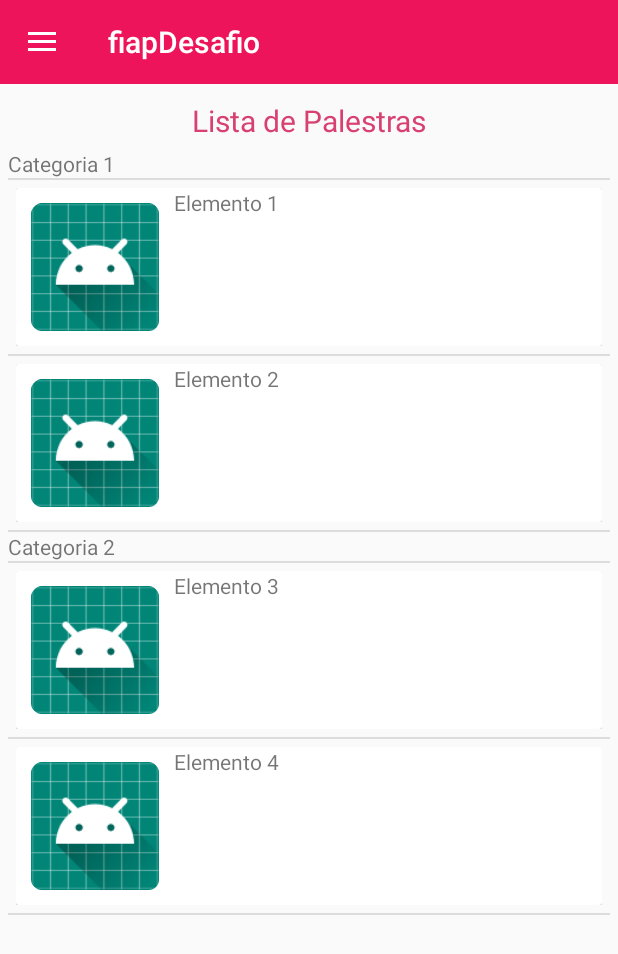
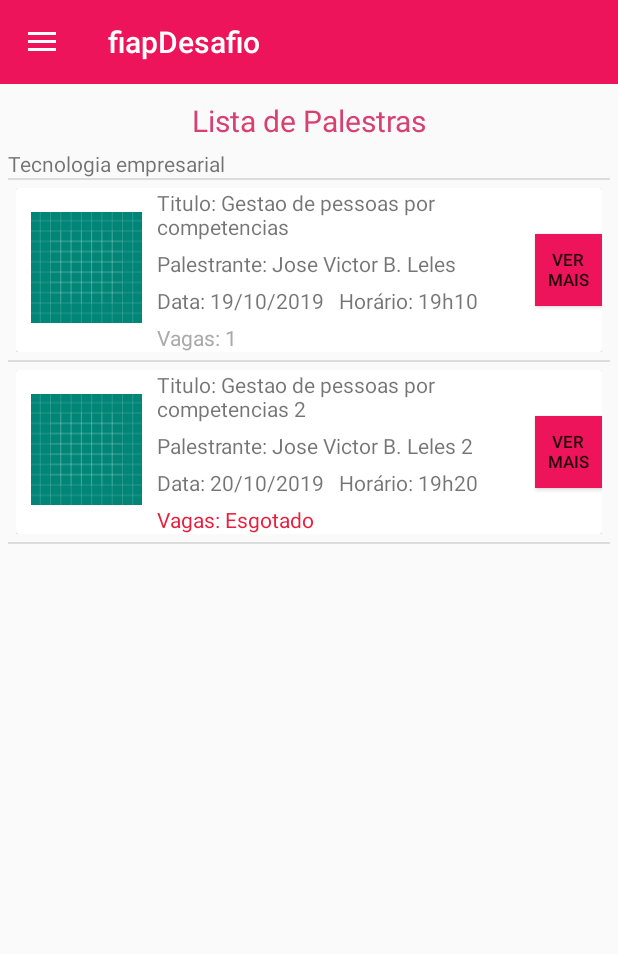
Before and after one commit to jose-leles/desafio-palestras, an Android app: the screen it shows after launch (MainActivity), on a phone screen of 412 x 824 dp. Shown: the top 954 px of the screen. Run offline under Robolectric (Android 15) with nearby library versions, the phone set to English and light mode, and no system bars; our stand-ins replace Picasso; pictures from the network do not load.

Commit message:
modelo de item de palestras concluido, comecando fragment detalhes

```diff
--- a/mobile/fiapDesafio/app/src/main/java/br/com/joseleles/fiapdesafio/views/activities/MainActivity.java
+++ b/mobile/fiapDesafio/app/src/main/java/br/com/joseleles/fiapdesafio/views/activities/MainActivity.java
@@ -71,21 +71,21 @@ public class MainActivity extends AppCompatActivity {
 
         if(navigationRecolhivel !=null && navigationRecolhivel.getMenu() !=null){
 
-//            Menu todosGrupos = navigationRecolhivel.getMenu();
-//            for(int i=0; i<todosGrupos.size();i++){
-//                if(todosGrupos.getItem(i).getItemId() == R.id.group_categorias){
-//                    SubMenu subMenu = todosGrupos.getItem(i).getSubMenu();
-//                    subMenu.clear();
-//                    for(int c=0; c<listaDoMenuDireito.size(); c++){
-//                        final Categoria categoria = listaDoMenuDireito.get(c);
-//                        subMenu.add(categoria.getDescricao());
-//                        subMenu.getItem(c).setOnMenuItemClickListener(item -> {
-//                            Log.i("DEBUG_CATEGORIA_SLCND",categoria.getDescricao());
-//                            return false;
-//                        });
-//                    }
-//                }
-//            }
+            Menu todosGrupos = navigationRecolhivel.getMenu();
+            for(int i=0; i<todosGrupos.size();i++){
+                if(todosGrupos.getItem(i).getItemId() == R.id.group_categorias){
+                    SubMenu subMenu = todosGrupos.getItem(i).getSubMenu();
+                    subMenu.clear();
+                    for(int c=0; c<listaDoMenuDireito.size(); c++){
+                        final Categoria categoria = listaDoMenuDireito.get(c);
+                        subMenu.add(categoria.getDescricao());
+                        subMenu.getItem(c).setOnMenuItemClickListener(item -> {
+                            Log.i("DEBUG_CATEGORIA_SLCND",categoria.getDescricao());
+                            return false;
+                        });
+                    }
+                }
+            }
 
         }
 
--- a/mobile/fiapDesafio/app/src/main/java/br/com/joseleles/fiapdesafio/views/adapters/AdaperPalestras.java
+++ b/mobile/fiapDesafio/app/src/main/java/br/com/joseleles/fiapdesafio/views/adapters/AdaperPalestras.java
@@ -1,12 +1,17 @@
 package br.com.joseleles.fiapdesafio.views.adapters;
 
 import android.content.Context;
+import android.net.Uri;
+import android.support.annotation.NonNull;
 import android.support.v7.widget.RecyclerView;
 import android.view.LayoutInflater;
 import android.view.View;
 import android.view.ViewGroup;
+import android.widget.Button;
+import android.widget.ImageView;
 import android.widget.TextView;
-import android.widget.Toast;
+
+import com.squareup.picasso.Picasso;
 
 import java.util.ArrayList;
 import java.util.List;
@@ -20,45 +25,55 @@ public class AdaperPalestras extends RecyclerView.Adapter<AdaperPalestras.Palest
     private DelegateAdapterOnItemClick<Palestra> onItemClicked;
     private List<Palestra> base;
 
-    public void add(Palestra s,int position) {
-        position = position == -1 ? getItemCount()  : position;
-        base.add(position,s);
-        notifyItemInserted(position);
-    }
+    public static class PalestraViewHolder extends RecyclerView.ViewHolder {
+        public final ImageView imagemPalestra;
+        public final TextView titulo,data,hora,vagas,palestrante;
+        public final Button verMais;
 
-    public void remove(int position){
-        if (position < getItemCount()  ) {
-            base.remove(position);
-            notifyItemRemoved(position);
-        }
-    }
-
-    public static class PalestraViewHolder extends RecyclerView.ViewHolder {
-        public final TextView title;
 
         public PalestraViewHolder(View view) {
             super(view);
-            title = (TextView) view.findViewById(R.id.titulo_palestra);
+            imagemPalestra = view.findViewById(R.id.imagem_palestra);
+            titulo = view.findViewById(R.id.titulo_palestra);
+            data = view.findViewById(R.id.data_palestra);
+            hora = view.findViewById(R.id.hora_palestra);
+            vagas = view.findViewById(R.id.vagas_palestra);
+            palestrante = view.findViewById(R.id.palestrante_palestra);
+
+            verMais = view.findViewById(R.id.btn_vermais);
         }
     }
 
     public AdaperPalestras(Context context, List<Palestra> data, DelegateAdapterOnItemClick<Palestra> onItemClick) {
         this.context = context;
         this.onItemClicked = onItemClick;
-        if (data != null)
-            base = new ArrayList<Palestra>(data);
-        else base = new ArrayList<>();
+        base = (data != null)? new ArrayList<>(data) : new ArrayList<>();
     }
 
-    public PalestraViewHolder onCreateViewHolder(ViewGroup parent, int viewType) {
+    public PalestraViewHolder onCreateViewHolder(@NonNull ViewGroup parent, int viewType) {
         final View view = LayoutInflater.from(context).inflate(R.layout.palestra_item, parent, false);
         return new PalestraViewHolder(view);
     }
 
     @Override
-    public void onBindViewHolder(PalestraViewHolder holder, final int position) {
-        holder.title.setText(base.get(position).getTitulo());
-        holder.title.setOnClickListener(view -> {
+    public void onBindViewHolder(@NonNull PalestraViewHolder holder, final int position) {
+        Palestra p = base.get(position);
+        Picasso.with(context).load(Uri.parse(""+p.getImagem()))
+                .error(R.drawable.ic_launcher_background)
+                .into(holder.imagemPalestra);
+        holder.titulo.setText(String.format("Titulo: %s", p.getTitulo()));
+        holder.palestrante.setText(String.format("Palestrante: %s", p.getPalestrante()));
+        holder.data.setText(String.format("Data: %s", p.getData()));
+        holder.hora.setText(String.format("Horário: %s", p.getHora()));
+        if(p.getQtdVagasDisponiveis()==0){
+            holder.vagas.setTextColor(context.getResources().getColor(R.color.vermelho));
+            holder.vagas.setText(context.getString(R.string.vagas_estotadas));
+        }else{
+            holder.vagas.setTextColor(context.getResources().getColor(android.R.color.darker_gray));
+            holder.vagas.setText(String.format("Vagas: %s",p.getQtdVagasDisponiveis()));
+
+        }
+        holder.verMais.setOnClickListener(view -> {
             onItemClicked.onItemClicked(base.get(position), position);
         });
 
--- /dev/null
+++ b/mobile/fiapDesafio/app/src/main/java/br/com/joseleles/fiapdesafio/views/fragments/BundleTags.java
@@ -0,0 +1,13 @@
+package br.com.joseleles.fiapdesafio.views.fragments;
+
+import android.support.annotation.StringDef;
+
+import java.lang.annotation.Retention;
+import java.lang.annotation.RetentionPolicy;
+import static br.com.joseleles.fiapdesafio.views.fragments.BundleTags.*;
+
+@Retention(RetentionPolicy.SOURCE)
+@StringDef({PALESTRA_DETALHES})
+public @interface BundleTags {
+    String PALESTRA_DETALHES = "PALESTRA_DETALHES";
+}
--- /dev/null
+++ b/mobile/fiapDesafio/app/src/main/java/br/com/joseleles/fiapdesafio/views/fragments/FragmentDetalhes.java
@@ -0,0 +1,57 @@
+package br.com.joseleles.fiapdesafio.views.fragments;
+
+import android.os.Bundle;
+import android.support.annotation.NonNull;
+import android.support.annotation.Nullable;
+import android.support.v7.widget.DividerItemDecoration;
+import android.support.v7.widget.LinearLayoutManager;
+import android.support.v7.widget.RecyclerView;
+import android.view.LayoutInflater;
+import android.view.View;
+import android.view.ViewGroup;
+import android.widget.Toast;
+
+import java.util.ArrayList;
+import java.util.Arrays;
+import java.util.List;
+
+import br.com.joseleles.fiapdesafio.R;
+import br.com.joseleles.fiapdesafio.models.Categoria;
+import br.com.joseleles.fiapdesafio.models.Palestra;
+import br.com.joseleles.fiapdesafio.views.adapters.AdaperPalestras;
+import br.com.joseleles.fiapdesafio.views.adapters.DelegateAdapterOnItemClick;
+import br.com.joseleles.fiapdesafio.views.adapters.SeccionadorDeAdapterPalestra;
+import br.com.joseleles.fiapdesafio.views.adapters.SeccionadorDeAdapterPalestra.Seccao;
+
+public class FragmentDetalhes extends FragmentBase {
+
+    private Palestra palestra;
+
+    @Nullable
+    @Override
+    public View onCreateView(@NonNull LayoutInflater inflater, @Nullable ViewGroup container, @Nullable Bundle savedInstanceState) {
+        View root = inflater.inflate(R.layout.fragment_detalhes_palestra, container, false);
+
+        if(savedInstanceState !=null){
+            palestra = savedInstanceState.getParcelable(BundleTags.PALESTRA_DETALHES);
+        }
+
+        return root;
+    }
+
+    public static FragmentDetalhes newInstance(Palestra p) {
+        FragmentDetalhes fragment = new FragmentDetalhes();
+        fragment.setPalestra(p);
+        return fragment;
+    }
+
+    @Override
+    public void onSaveInstanceState(@NonNull Bundle outState) {
+        super.onSaveInstanceState(outState);
+        outState.putParcelable(BundleTags.PALESTRA_DETALHES, palestra);
+    }
+
+    public void setPalestra(Palestra palestra) {
+        this.palestra = palestra;
+    }
+}
--- a/mobile/fiapDesafio/app/src/main/java/br/com/joseleles/fiapdesafio/views/fragments/FragmentPalestras.java
+++ b/mobile/fiapDesafio/app/src/main/java/br/com/joseleles/fiapdesafio/views/fragments/FragmentPalestras.java
@@ -58,15 +58,25 @@ public class FragmentPalestras extends FragmentBase implements DelegateAdapterOn
     private void populateFakeCategorias() {
         listaCategorias = new ArrayList<>();
         listaCategorias.add(new Categoria());
-        listaCategorias.get(0).setDescricao("Categoria 1");
+        listaCategorias.get(0).setDescricao("Tecnologia empresarial");
         listaCategorias.get(0).setPalestras(new ArrayList<>(Arrays.asList(new Palestra(),new Palestra())));
-        listaCategorias.get(0).getPalestras().get(0).setTitulo("Elemento 1");
-        listaCategorias.get(0).getPalestras().get(1).setTitulo("Elemento 2");
-        listaCategorias.add(new Categoria());
-        listaCategorias.get(1).setDescricao("Categoria 2");
-        listaCategorias.get(1).setPalestras(new ArrayList<>(Arrays.asList(new Palestra(),new Palestra())));
-        listaCategorias.get(1).getPalestras().get(0).setTitulo("Elemento 3");
-        listaCategorias.get(1).getPalestras().get(1).setTitulo("Elemento 4");
+        listaCategorias.get(0).getPalestras().get(0).setTitulo("Gestao de pessoas por competencias");
+        listaCategorias.get(0).getPalestras().get(0).setData("19/10/2019");
+        listaCategorias.get(0).getPalestras().get(0).setHora("19h10");
+        listaCategorias.get(0).getPalestras().get(0).setImagem("3.jpg");
+        listaCategorias.get(0).getPalestras().get(0).setQtdVagasDisponiveis(1);
+        listaCategorias.get(0).getPalestras().get(0).setPalestrante("Jose Victor B. Leles");
+        listaCategorias.get(0).getPalestras().get(1).setTitulo("Gestao de pessoas por competencias 2");
+        listaCategorias.get(0).getPalestras().get(1).setData("20/10/2019");
+        listaCategorias.get(0).getPalestras().get(1).setHora("19h20");
+        listaCategorias.get(0).getPalestras().get(1).setImagem("3.jpg");
+        listaCategorias.get(0).getPalestras().get(1).setQtdVagasDisponiveis(0);
+        listaCategorias.get(0).getPalestras().get(1).setPalestrante("Jose Victor B. Leles 2");
+//        listaCategorias.add(new Categoria());
+//        listaCategorias.get(1).setDescricao("Categoria 2");
+//        listaCategorias.get(1).setPalestras(new ArrayList<>(Arrays.asList(new Palestra(),new Palestra())));
+//        listaCategorias.get(1).getPalestras().get(0).setTitulo("Elemento 3");
+//        listaCategorias.get(1).getPalestras().get(1).setTitulo("Elemento 4");
     }
 
     private void setAdpterSeccionadoParaORecyclerView(RecyclerView reciclerView) {
--- /dev/null
+++ b/mobile/fiapDesafio/app/src/main/res/drawable/padrao_botoes.xml
@@ -0,0 +1,10 @@
+<?xml version="1.0" encoding="utf-8"?>
+<selector xmlns:android="http://schemas.android.com/apk/res/android">
+    <item>
+        <shape android:shape="rectangle" >
+            <solid android:color="@color/colorPrimary" />
+            <item android:textColor="@android:color/black"/>
+        </shape>
+
+    </item>
+</selector>
--- /dev/null
+++ b/mobile/fiapDesafio/app/src/main/res/layout/fragment_detalhes_palestra.xml
@@ -0,0 +1,9 @@
+<?xml version="1.0" encoding="utf-8"?>
+<LinearLayout xmlns:android="http://schemas.android.com/apk/res/android"
+    android:orientation="vertical" android:layout_width="match_parent"
+    android:layout_height="match_parent">
+
+
+
+
+</LinearLayout>
--- a/mobile/fiapDesafio/app/src/main/res/layout/palestra_item.xml
+++ b/mobile/fiapDesafio/app/src/main/res/layout/palestra_item.xml
@@ -8,28 +8,33 @@
     android:padding="5dp">
 
     <android.support.v7.widget.CardView
-        android:layout_height="match_parent"
         android:layout_width="match_parent"
+        android:layout_height="wrap_content"
         card_view:cardBackgroundColor="@android:color/white"
         card_view:cardElevation="2dp"
         card_view:cardUseCompatPadding="true"
         app:cardElevation="5dp"
+        android:padding="5dp"
         >
         <LinearLayout
             android:layout_width="match_parent"
-            android:layout_height="match_parent"
-            android:orientation="horizontal">
+            android:layout_height="wrap_content"
+            android:orientation="horizontal"
+            android:weightSum="1">
 
             <ImageView
-                android:layout_width="85dp"
+                android:id="@+id/imagem_palestra"
+                android:layout_width="0dp"
                 android:layout_height="85dp"
                 android:layout_margin="10dp"
+                android:layout_weight="0.2"
                 android:src="@mipmap/ic_launcher"/>
 
             <LinearLayout
-                android:layout_width="wrap_content"
-                android:layout_height="match_parent"
-                android:orientation="vertical">
+                android:layout_width="0dp"
+                android:layout_height="wrap_content"
+                android:orientation="vertical"
+                android:layout_weight="0.68">
 
                 <TextView
                     android:id="@+id/titulo_palestra"
@@ -37,16 +42,47 @@
                     android:layout_height="wrap_content"
                     android:text="Gestão de pessoas por competencias"/>
                 <TextView
+                    android:layout_marginTop="5dp"
+                    android:id="@+id/palestrante_palestra"
                     android:layout_width="wrap_content"
-                    android:layout_height="wrap_content" />
+                    android:layout_height="wrap_content"
+                    android:text="Palestrante: Maria dos Anjos"/>
+                <LinearLayout
+                    android:layout_marginTop="5dp"
+                    android:layout_width="match_parent"
+                    android:layout_height="wrap_content"
+                    android:orientation="horizontal">
+                    <TextView
+                        android:id="@+id/data_palestra"
+                        android:layout_width="wrap_content"
+                        android:layout_height="wrap_content"
+                        android:text="Data: 17/09/2019"/>
+                    <TextView
+                        android:layout_marginStart="10dp"
+                        android:id="@+id/hora_palestra"
+                        android:layout_width="wrap_content"
+                        android:layout_height="wrap_content"
+                        android:text="Hora: 19h20"/>
+                        />
+                </LinearLayout>
                 <TextView
+                    android:layout_marginTop="5dp"
+                    android:id="@+id/vagas_palestra"
                     android:layout_width="wrap_content"
-                    android:layout_height="wrap_content" />
-                <TextView
-                    android:layout_width="wrap_content"
-                    android:layout_height="wrap_content" />
+                    android:layout_height="wrap_content"
+                    android:text="Vagas: 3"/>
             </LinearLayout>
 
+            <Button
+                android:id="@+id/btn_vermais"
+                android:layout_width="0dp"
+                android:layout_height="wrap_content"
+                android:background="@drawable/padrao_botoes"
+                android:text="Ver mais"
+                android:layout_gravity="center"
+                android:textSize="11dp"
+                android:layout_weight="0.12"
+                />
         </LinearLayout>
     </android.support.v7.widget.CardView>
 
--- a/mobile/fiapDesafio/app/src/main/res/menu/menu_esquerdo.xml
+++ b/mobile/fiapDesafio/app/src/main/res/menu/menu_esquerdo.xml
@@ -6,9 +6,9 @@
             android:icon="@drawable/ic_magnifying_glass"
             android:title="@string/filtrar_por_categorias" >
             <menu>
-                <item android:title="loading"
-                    app:showAsAction="always"
-                    app:actionViewClass="android.widget.Spinner"
+                <item android:title="Carregando Categorias"
+                    app:showAsAction="collapseActionView"
+                    app:actionViewClass="android.widget.ProgressBar"
                     />
             </menu>
         </item>
--- a/mobile/fiapDesafio/app/src/main/res/values/colors.xml
+++ b/mobile/fiapDesafio/app/src/main/res/values/colors.xml
@@ -3,4 +3,7 @@
     <color name="colorPrimary">#ed145b</color>
     <color name="colorPrimaryDark">#161616</color>
     <color name="colorAccent">#D84072</color>
+
+
+    <color name="vermelho">#E91E3C</color>
 </resources>
--- a/mobile/fiapDesafio/app/src/main/res/values/strings.xml
+++ b/mobile/fiapDesafio/app/src/main/res/values/strings.xml
@@ -4,4 +4,5 @@
     <string name="minhas_opcoes">Minhas Opções</string>
     <string name="aberto">Aberto</string>
     <string name="fechado">Fechado</string>
+    <string name="vagas_estotadas">Vagas: Esgotado</string>
 </resources>
```
